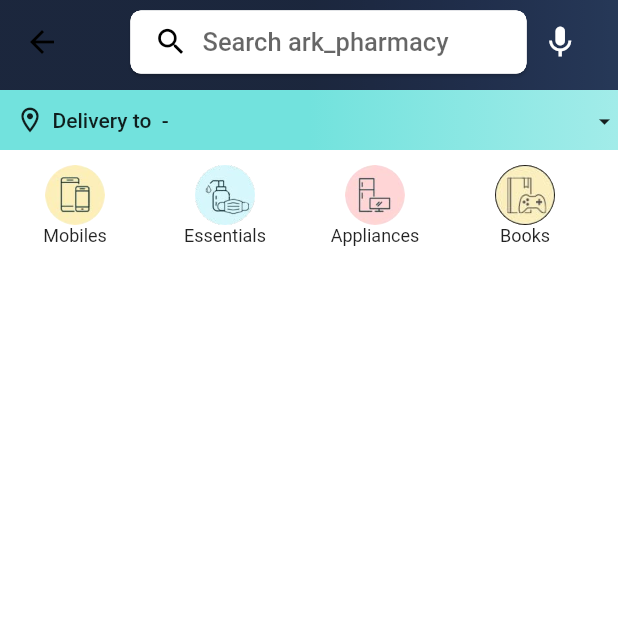
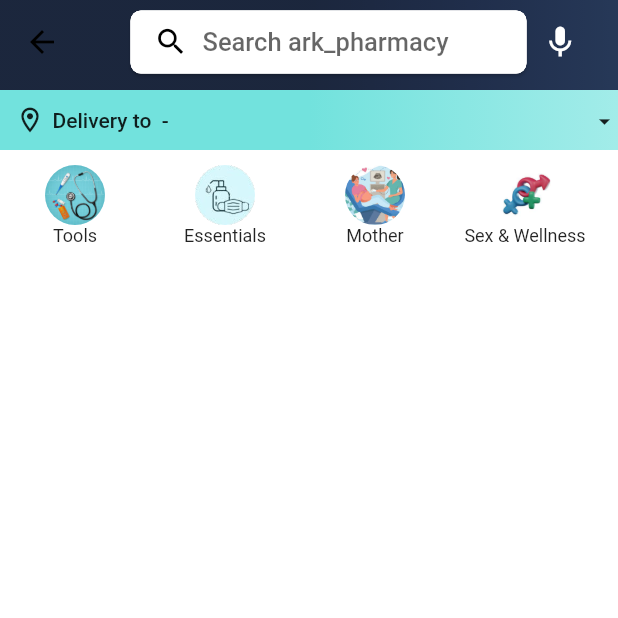
Before and after one commit to Manasseh919/ark_pharmacy, a Flutter app: the HomeScreen screen opened by its route, on a phone screen of 412 x 824 dp, the top half of it. Run offline on Flutter 3.47's test engine with Material 2 defaults, Android fonts, the phone set to English and light mode, and no system bars; our stand-ins replace badges, shared_preferences; accounts and stored records are empty; network calls fail.

Commit message:
added changes to the categories

```diff
--- a/lib/constants/global_variables.dart
+++ b/lib/constants/global_variables.dart
@@ -18,8 +18,7 @@ class GlobalVariables {
   static var selectedNavBarColor = Colors.cyan[800]!;
   static const unselectedNavBarColor = Colors.black87;
 
-
-   // STATIC IMAGES
+  // STATIC IMAGES
   static const List<String> carouselImages = [
     'https://images-eu.ssl-images-amazon.com/images/G/31/img21/Wireless/WLA/TS/D37847648_Accessories_savingdays_Jan22_Cat_PC_1500.jpg',
     'https://images-eu.ssl-images-amazon.com/images/G/31/img2021/Vday/bwl/English.jpg',
@@ -30,24 +29,24 @@ class GlobalVariables {
 
   static const List<Map<String, String>> categoryImages = [
     {
-      'title': 'Mobiles',
-      'image': 'assets/images/mobiles.jpeg',
+      'title': 'Tools',
+      'image': 'assets/images/tools.jpeg',
     },
     {
       'title': 'Essentials',
       'image': 'assets/images/essentials.jpeg',
     },
     {
-      'title': 'Appliances',
-      'image': 'assets/images/appliances.jpeg',
+      'title': 'Mother',
+      'image': 'assets/images/mother.jpeg',
     },
     {
-      'title': 'Books',
-      'image': 'assets/images/books.jpeg',
+      'title': 'Sex & Wellness',
+      'image': 'assets/images/sex&wellness.jpeg',
     },
     {
-      'title': 'Fashion',
-      'image': 'assets/images/fashion.jpeg',
+      'title': 'Baby',
+      'image': 'assets/images/baby.jpeg',
     },
   ];
 }
```
Also changed, not shown: assets/images/baby.jpeg (added), assets/images/mother.jpeg (added), assets/images/sex&wellness.jpeg (added), assets/images/tools.jpeg (added).
